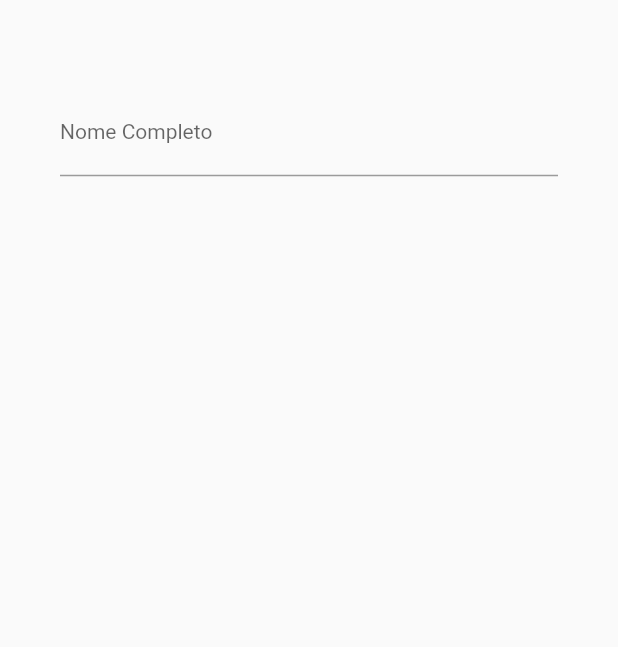
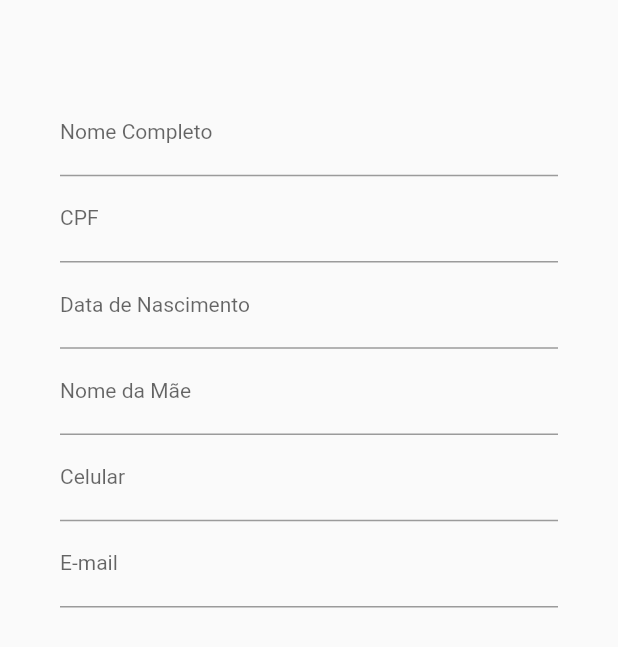
Before and after one commit to romeuporto/MaisSaude, a Flutter app: the RegisterPage screen opened directly, on a phone screen of 412 x 824 dp. Shown: the top 647 px of the screen. Run offline on Flutter 3.47's test engine with Material 2 defaults, Android fonts, the phone set to English and light mode, and no system bars.

Commit message:
continued RegisterPage

```diff
--- a/mais_saude/lib/RegistrationPage.dart
+++ b/mais_saude/lib/RegistrationPage.dart
@@ -29,6 +29,56 @@ class _RegisterPageState extends State<RegisterPage> {
                   fontWeight: FontWeight.w400,
                 )
               )
+            ),
+            TextFormField(
+                keyboardType: TextInputType.number,
+                decoration: InputDecoration(
+                    labelText: "CPF",
+                    labelStyle: TextStyle(
+                      fontSize: 14,
+                      fontWeight: FontWeight.w400,
+                    )
+                )
+            ),
+            TextFormField(
+                keyboardType: TextInputType.datetime,
+                decoration: InputDecoration(
+                    labelText: "Data de Nascimento",
+                    labelStyle: TextStyle(
+                      fontSize: 14,
+                      fontWeight: FontWeight.w400,
+                    )
+                )
+            ),
+            TextFormField(
+                keyboardType: TextInputType.text,
+                decoration: InputDecoration(
+                    labelText: "Nome da Mãe",
+                    labelStyle: TextStyle(
+                      fontSize: 14,
+                      fontWeight: FontWeight.w400,
+                    )
+                )
+            ),
+            TextFormField(
+                keyboardType: TextInputType.phone,
+                decoration: InputDecoration(
+                    labelText: "Celular",
+                    labelStyle: TextStyle(
+                      fontSize: 14,
+                      fontWeight: FontWeight.w400,
+                    )
+                )
+            ),
+            TextFormField(
+                keyboardType: TextInputType.emailAddress,
+                decoration: InputDecoration(
+                    labelText: "E-mail",
+                    labelStyle: TextStyle(
+                      fontSize: 14,
+                      fontWeight: FontWeight.w400,
+                    )
+                )
             )
           ]
         ),
```
